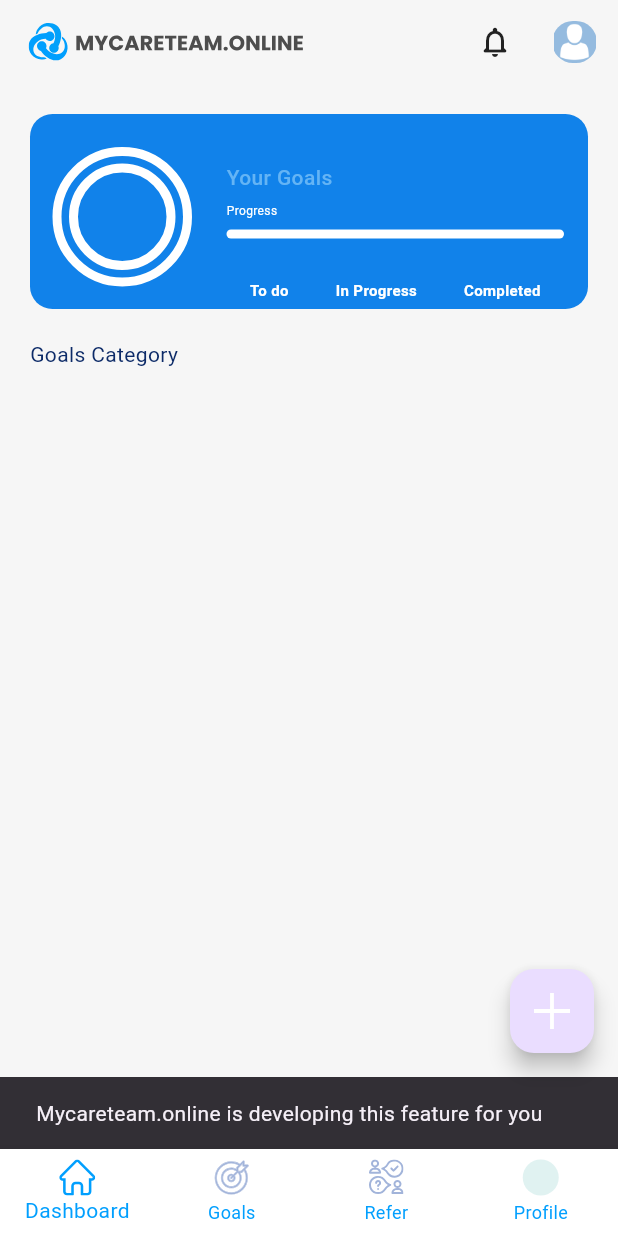
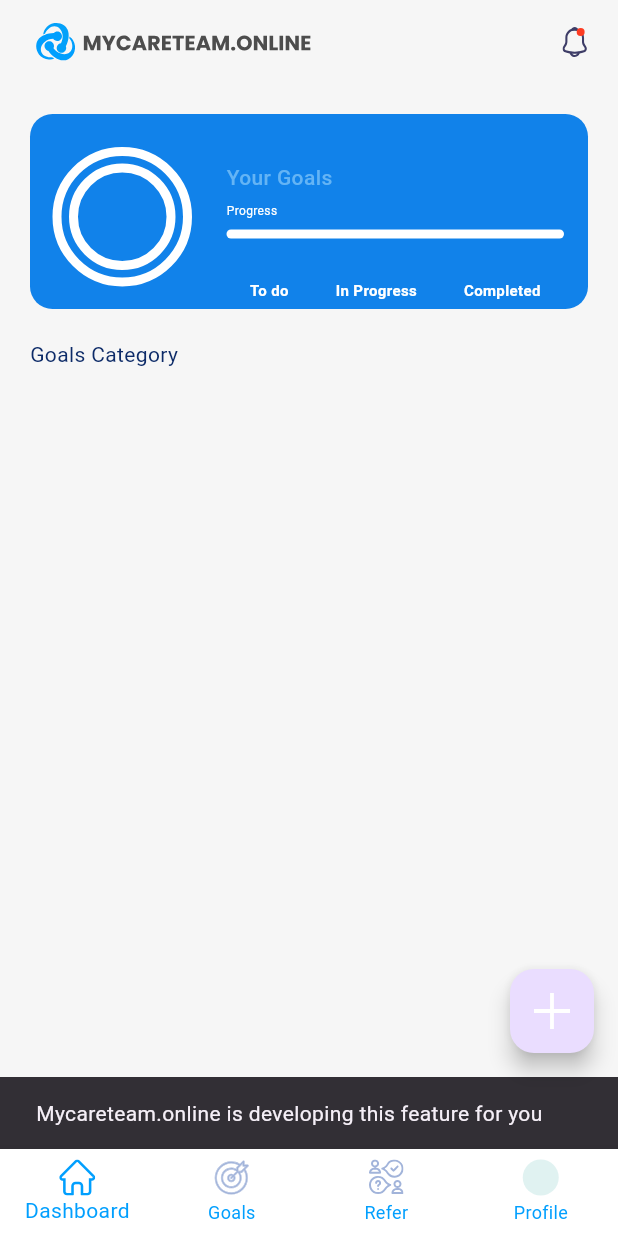
Before and after one commit to GigLabz-Pvt-Ltd/Giglabz-MCT, a Flutter app: the HomeScreen screen opened directly, item 2 of the bottom bar chosen, on a phone screen of 412 x 824 dp. Run offline on Flutter 3.47's test engine with Material 3 defaults, Android fonts, the phone set to English and light mode, and no system bars; our stand-ins replace carousel_slider, device_info_plus, firebase_core, firebase_messaging, fl_chart, flutter_local_notifications and 6 more; missing offline and left inert: easy_pie_chart; accounts and stored records are empty; project files that could hold a hidden picture were left out.

Commit message:
New assets for dashboard, changes in AppBar

```diff
--- a/lib/resources/constants/colors.dart
+++ b/lib/resources/constants/colors.dart
@@ -30,7 +30,19 @@ const goalCategoryGreen = Color(0xFF00B278);
 const goalCategoryImportance = Color(0xFF777777);
 const goalCategoryBlue = Color(0xFF029BF7);
 const goalCategoryGrey = Color(0xFF86888C);
-const starFilled = Color(0xFFFFBF06);
-const starEmpty = Color(0xFFF1F6FC);
 final fillRadarGraphCurrent = Color(0xFFF35958).withOpacity(0.3);
 final fillRadarGraphOverall = Color(0xFF03A1FA).withOpacity(0.3);
+const dashboardGradientLight = Color(0xff1BA1EF);
+const dashboardGradientDark = Color(0xff5A67C4);
+const progressGrey = Color(0xff777777);
+const dashboardGrey = Color(0xff6A6A6A);
+const progressRed = Color(0xffF88781);
+const progressBlue = Color(0xff24ACEC);
+const progressGreen = Color(0xff64CC81);
+const progressYellow = Color(0xffE39B4A);
+const subTitle = Color(0xffB0CAFF);
+const goalListColor = Color(0xff0D2B68);
+const goalListBlack = Color(0xff53596F);
+const goalListGrey = Color(0xffA099A5);
+const ratingEnabled = Color(0xffFFBF06);
+const ratingDisbled = Color(0xffD0D1D2);
--- a/lib/screens/home/home_screen.dart
+++ b/lib/screens/home/home_screen.dart
@@ -90,11 +90,6 @@ class _HomeScreenState extends State<HomeScreen> {
         backgroundColor: scaffoldGrey,
         elevation: 0,
         automaticallyImplyLeading: false,
-        // leading: const Icon(
-        //   Icons.menu_rounded,
-        //   color: iconBlack,
-        //   size: 24,
-        // ),
         title: Padding(
           padding: const EdgeInsets.only(left: 15.0),
           child: SvgPicture.asset(
@@ -103,26 +98,19 @@ class _HomeScreenState extends State<HomeScreen> {
             height: 26,
           ),
         ),
-        titleSpacing: 0,
+        titleSpacing: 5,
         actions: [
-          IconButton(
-            onPressed: (){
+          GestureDetector(
+            onTap: (){
               ScaffoldMessenger.of(context).showSnackBar(
                   SnackBar(content: Text("Mycareteam.online is developing this feature for you")));
             },
-            icon: Icon(Icons.notifications_none_rounded),
-            color: iconBlack,
-            iconSize: 24,
-          ),
-          Container(
-            height: 30,
-            width: 30,
-            margin: EdgeInsets.all(14),
-            decoration: BoxDecoration(
-                borderRadius: BorderRadius.all(Radius.circular(20))),
-            child: ClipRRect(
-                borderRadius: BorderRadius.all(Radius.circular(20.0)),
-                child: getImage()),
+            child: Padding(
+              padding: const EdgeInsets.only(right: 20.0),
+              child: SvgPicture.asset(
+                'lib/resources/images/notification_button.svg'
+              ),
+            ),
           ),
         ],
       ),
@@ -706,10 +694,10 @@ class _HomeScreenState extends State<HomeScreen> {
                     rating: dashboard?.goalList[index].Rating ?? 0.0,
                     itemCount: 5,
                     itemSize: 14.0,
-                    unratedColor: starEmpty,
+                    unratedColor: ratingDisbled,
                     itemBuilder: (context, index) => const Icon(
                       Icons.star,
-                      color: starFilled,
+                      color: ratingEnabled,
                     ),
                   ),
                 ),
```
Also changed, not shown: lib/resources/images/arrow_down.svg (added), lib/resources/images/high_priority.svg (added), lib/resources/images/low_priority.svg (added), lib/resources/images/medium_priority.svg (added), lib/resources/images/notification_button.svg (added), lib/resources/images/progress_update_button.svg (added).
